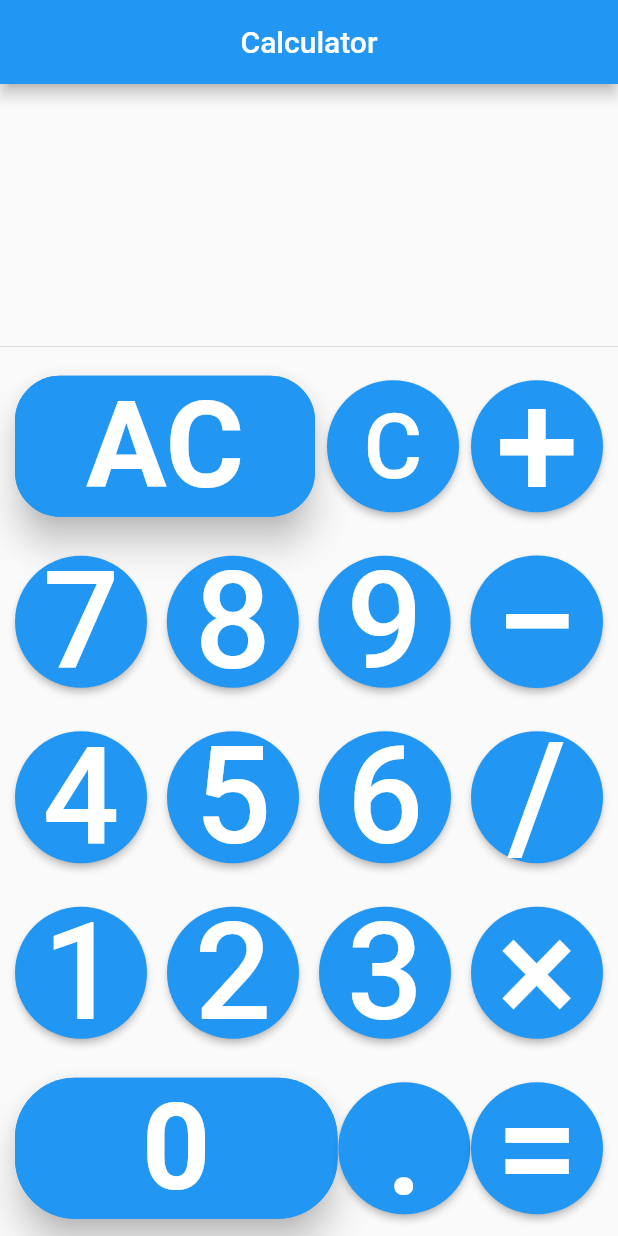
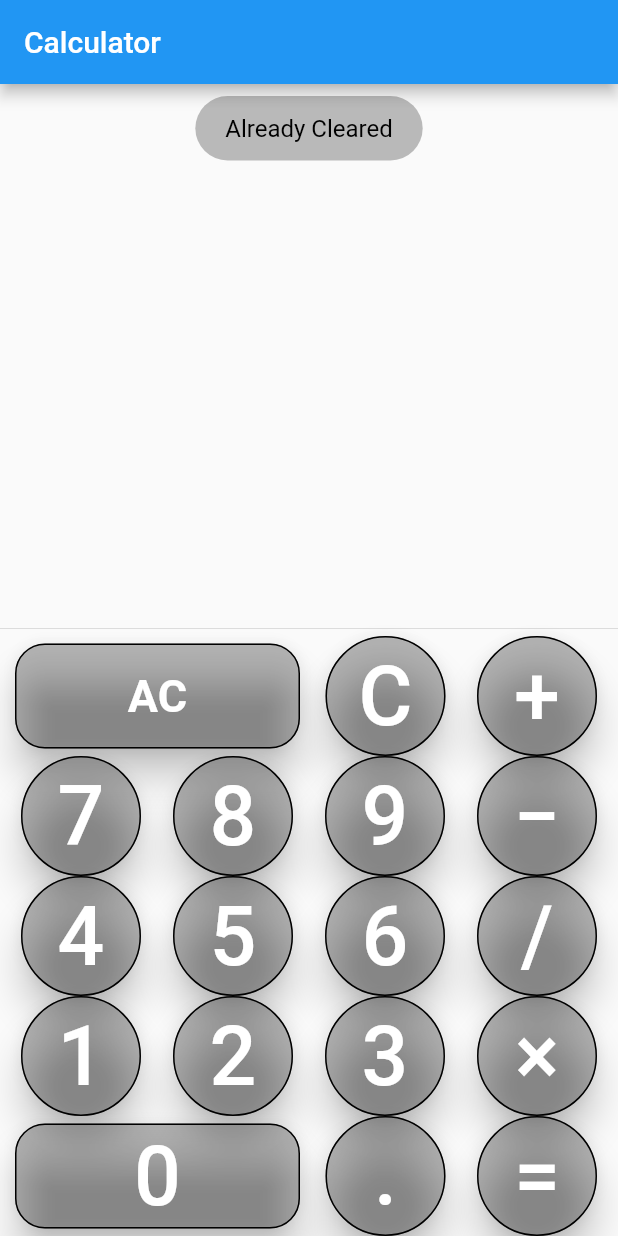
Before and after one commit to vishwajeetbharti/calculator, a Flutter app: the screen it shows after launch, after a tap on "AC", on a phone screen of 412 x 824 dp. Run offline on Flutter 3.47's test engine with Material 2 defaults, Android fonts, the phone set to English and light mode, and no system bars; our stand-ins replace flutter_switch, fluttertoast, sizer.

Commit message:
UI modification

```diff
--- a/lib/main.dart
+++ b/lib/main.dart
@@ -1,6 +1,8 @@
 import 'package:flutter/cupertino.dart';
 import 'package:flutter/material.dart';
 import 'package:fluttertoast/fluttertoast.dart';
+import 'package:sizer/sizer.dart';
+import 'package:flutter_switch/flutter_switch.dart';
 void main() {
   runApp(MyApp());
 }
@@ -9,6 +11,8 @@ class MyApp extends StatelessWidget {
   // This widget is the root of your application.
   @override
   Widget build(BuildContext context) {
+    return Sizer(
+      builder: (context,orientation,deviceType){
         return MaterialApp(
           debugShowCheckedModeBanner: false,
           title: 'Calculator',
@@ -17,6 +21,8 @@ class MyApp extends StatelessWidget {
             visualDensity: VisualDensity.adaptivePlatformDensity,
           ),
           home: MyHomePage(),
+        );
+      }
     );
   }
 }
@@ -40,16 +46,16 @@ class _MyHomePageState extends State<MyHomePage> {
   bool operatorButton = false;
   @override
   Widget build(BuildContext context) {
-
+    return Sizer(
+      builder: (context,orientation,deviceType) {
         return Scaffold(
           appBar: AppBar(
-        centerTitle: true,
               title: Text('Calculator'),
           ),
           body: Column(
             crossAxisAlignment: CrossAxisAlignment.end,
             children: <Widget>[
-          Spacer(),
+              Spacer(flex:1),
               Container(
 
                 child: Text(
@@ -63,79 +69,103 @@ class _MyHomePageState extends State<MyHomePage> {
                 ),
               ),
 
-          Divider(),
+              Divider(
+                height: 10,
+              ),
               Padding(
                 padding: EdgeInsets.only(left: 10.0, right: 10.0),
                 child: Row(
                   mainAxisAlignment: MainAxisAlignment.spaceBetween,
                   children: [
                     ButtonTheme(
-                  minWidth: 200.0,
+                      minWidth: 190.0,
                       height: (70),
                       shape: RoundedRectangleBorder(
-                      borderRadius: BorderRadius.circular(30.0),
-                      side: BorderSide(color: Colors.blue)),
+                          borderRadius: BorderRadius.circular(20.0),
+                          side: BorderSide(color: Colors.black)),
                       child: RaisedButton(
                         elevation: 10.0,
                         hoverColor: Colors.green,
-                    color: Colors.blue,
+                        color: Colors.black26,
                         child: Text(
                           "AC",
                           style: TextStyle(
-                          fontSize: (80),
+                              fontSize: (30),
                               color: Colors.white,
                               fontWeight: FontWeight.bold),
                         ),
                         onPressed: () {
-                      setState((){
-                        value2=0;
-                        value1=0;
-                        Result='';
-                        Finalresult=0;
-                        opr='';
-                        preopr='';
-                        userInput=' ';
+                          setState(() {
+                            value2 = 0;
+                            value1 = 0;
+                            Result = '';
+                            Finalresult = 0;
+                            opr = '';
+                            preopr = '';
+                            userInput = ' ';
                           });
+                          if (userInput == ' ') {
+                            Fluttertoast.showToast(
+                                msg: "Already Cleared",
+                                toastLength: Toast.LENGTH_SHORT,
+                                gravity: ToastGravity.TOP,
+                                timeInSecForIosWeb: 3,
+                                backgroundColor: Colors.black26,
+                                textColor: Colors.black,
+                                fontSize: 16.0
+                            );
+                          }
                         },
                       ),
                     ),
                     RaisedButton(
-                  padding: EdgeInsets.all(15),
+                      padding: EdgeInsets.all(8),
                       onPressed: () {
-                    if(userInput!=null){
+                        if (userInput == '') {
+                          Fluttertoast.showToast(
+                              msg: "All Cleared",
+                              toastLength: Toast.LENGTH_SHORT,
+                              gravity: ToastGravity.TOP,
+                              timeInSecForIosWeb: 3,
+                              backgroundColor: Colors.black26,
+                              textColor: Colors.black,
+                              fontSize: 16.0
+                          );
+                        }
+                        else {
                           String s = userInput.toString();
-                      s = s.substring(0,s.length-1);
-                      Result=s;
-                      setState((){
-                        userInput=s;
+                          s = s.substring(0, s.length - 1);
+                          Result = s;
+                          setState(() {
+                            userInput = s;
                           });
                         }
-                    else{
-                      Fluttertoast.showToast(msg: "Cleared");
-                    }
                       },
-                  shape: CircleBorder(),
-
-                  color: Colors.blue,
+                      shape: CircleBorder(side: BorderSide(color: Colors.black)),
+                      elevation: 10,
+                      color: Colors.black26,
                       disabledColor: Colors
-                      .blue, //add this to your code            onPressed: () {},
+                          .blue,
+                      //add this to your code            onPressed: () {},
                       child: Text(
                         'C',
-                    style: TextStyle(fontSize: 60, color: Colors.white),
+                        style: TextStyle(fontSize: 55, color: Colors.white),
                       ),
                     ),
                     RaisedButton(
+                      padding: EdgeInsets.all(8),
                       onPressed: () {
                         calculation('+');
                       },
-                  shape: CircleBorder(),
-
-                  color: Colors.blue,
+                      shape: CircleBorder(side: BorderSide(color: Colors.black)),
+                      elevation: 10,
+                      color: Colors.black26,
                       disabledColor: Colors
-                      .blue, //add this to your code            onPressed: () {},
+                          .blue,
+                      //add this to your code            onPressed: () {},
                       child: Text(
                         '+',
-                    style: TextStyle(fontSize: 100, color: Colors.white),
+                        style: TextStyle(fontSize: 55, color: Colors.white),
                       ),
                     ),
                   ],
@@ -147,59 +177,72 @@ class _MyHomePageState extends State<MyHomePage> {
                   mainAxisAlignment: MainAxisAlignment.spaceBetween,
                   children: [
                     RaisedButton(
+                      padding: EdgeInsets.all(8),
                       onPressed: () {
                         calculation('7');
                       },
-                  shape: CircleBorder(),
+                      shape: CircleBorder(
+                          side: BorderSide(color: Colors.black)
 
-                  color: Colors.blue,
+                      ),
+                      elevation: 10,
+                      color: Colors.black26,
                       disabledColor: Colors
-                      .blue, //add this to your code            onPressed: () {},
+                          .blue,
+                      //add this to your code            onPressed: () {},
                       child: Text(
                         '7',
-                    style: TextStyle(fontSize: 90, color: Colors.white),
+                        style: TextStyle(fontSize: 55, color: Colors.white),
                       ),
                     ),
                     RaisedButton(
+                      padding: EdgeInsets.all(8),
                       onPressed: () {
                         calculation('8');
                       },
-                  shape: CircleBorder(),
-
-                  color: Colors.blue,
+                      shape: CircleBorder(
+                        side: BorderSide(color: Colors.black)
+                      ),
+                      elevation: 10,
+                      color: Colors.black26,
                       disabledColor: Colors
-                      .blue, //add this to your code            onPressed: () {},
+                          .blue,
+                      //add this to your code            onPressed: () {},
                       child: Text(
                         '8',
-                    style: TextStyle(fontSize: 90, color: Colors.white),
+                        style: TextStyle(fontSize: 55, color: Colors.white),
                       ),
                     ),
                     RaisedButton(
+                      padding: EdgeInsets.all(8),
                       onPressed: () {
                         calculation('9');
                       },
-                  shape: CircleBorder(),
-
-                  color: Colors.blue,
+                      shape: CircleBorder(side: BorderSide(color: Colors.black)),
+                      elevation: 10,
+                      color: Colors.black26,
                       disabledColor: Colors
-                      .blue, //add this to your code            onPressed: () {},
+                          .blue,
+                      //add this to your code            onPressed: () {},
                       child: Text(
                         '9',
-                    style: TextStyle(fontSize: 90, color: Colors.white),
+                        style: TextStyle(fontSize: 55, color: Colors.white),
                       ),
                     ),
                     RaisedButton(
+                      padding: EdgeInsets.all(8),
                       onPressed: () {
                         calculation('-');
                       },
-                  shape: CircleBorder(),
-
-                  color: Colors.blue,
+                      shape: CircleBorder(side: BorderSide(color: Colors.black)),
+                      elevation: 10,
+                      color: Colors.black26,
                       disabledColor: Colors
-                      .blue, //add this to your code            onPressed: () {},
+                          .blue,
+                      //add this to your code            onPressed: () {},
                       child: Text(
                         '−',
-                    style: TextStyle(fontSize: 100, color: Colors.white),
+                        style: TextStyle(fontSize: 55, color: Colors.white),
                       ),
                     ),
                   ],
@@ -211,58 +254,73 @@ class _MyHomePageState extends State<MyHomePage> {
                   mainAxisAlignment: MainAxisAlignment.spaceBetween,
                   children: [
                     RaisedButton(
+                      padding: EdgeInsets.all(8),
                       onPressed: () {
                         calculation('4');
                       },
-                  shape: CircleBorder(),
-
-                  color: Colors.blue,
+                      shape: CircleBorder(
+                        side: BorderSide(color: Colors.black)
+                      ),
+                      elevation: 10,
+                      color: Colors.black26,
                       disabledColor: Colors
-                      .blue, //add this to your code            onPressed: () {},
+                          .blue,
+                      //add this to your code            onPressed: () {},
                       child: Text(
                         '4',
-                    style: TextStyle(fontSize: 90, color: Colors.white),
+                        style: TextStyle(fontSize: 55, color: Colors.white),
                       ),
                     ),
                     RaisedButton(
+                      padding: EdgeInsets.all(8),
                       onPressed: () {
                         calculation('5');
                       },
-                  shape: CircleBorder(),
-
-                  color: Colors.blue,
+                      shape: CircleBorder(side: BorderSide(color: Colors.black)),
+                       elevation: 10,
+                      color: Colors.black26,
                       disabledColor: Colors
-                      .blue, //add this to your code            onPressed: () {},
+                          .blue,
+                      //add this to your code            onPressed: () {},
                       child: Text(
                         '5',
-                    style: TextStyle(fontSize: 90, color: Colors.white),
+                        style: TextStyle(fontSize: 55, color: Colors.white),
                       ),
                     ),
                     RaisedButton(
+                      padding: EdgeInsets.all(8),
                       onPressed: () {
                         calculation('6');
                       },
-                  shape: CircleBorder(),
-
-                  color: Colors.blue,
+                      shape: CircleBorder(
+                        side: BorderSide(color: Colors.black)
+                      ),
+                      elevation: 10,
+                      color: Colors.black26,
                       disabledColor: Colors
-                      .blue, //add this to your code            onPressed: () {},
+                          .blue,
+                      //add this to your code            onPressed: () {},
                       child: Text(
                         '6',
-                    style: TextStyle(fontSize: 90, color: Colors.white),
+                        style: TextStyle(fontSize: 55, color: Colors.white),
                       ),
                     ),
                     RaisedButton(
+                      padding: EdgeInsets.all(8),
                       onPressed: () {
                         calculation('/');
                       },
-                  shape: CircleBorder(),
-                  color: Colors.blue,
+                      shape: CircleBorder(
+                        side: BorderSide(color: Colors.black)
+                      ),
+                      elevation: 10,
+                      color: Colors.black26,
                       disabledColor: Colors
-                      .blue, //add this to your code            onPressed: () {},
+                          .blue,
+                      //add this to your code            onPressed: () {},
                       child: Text(
                         '/',
-                    style: TextStyle(fontSize: 100, color: Colors.white),
+                        style: TextStyle(fontSize: 55, color: Colors.white),
                       ),
                     ),
                   ],
@@ -274,58 +332,67 @@ class _MyHomePageState extends State<MyHomePage> {
                   mainAxisAlignment: MainAxisAlignment.spaceBetween,
                   children: [
                     RaisedButton(
+                      padding: EdgeInsets.all(8),
                       onPressed: () {
                         calculation('1');
                       },
-                  shape: CircleBorder(),
-
-                  color: Colors.blue,
+                      shape: CircleBorder(side:BorderSide(color: Colors.black)),
+                      elevation: 10,
+                      color: Colors.black26,
                       disabledColor: Colors
-                      .blue, //add this to your code            onPressed: () {},
+                          .blue,
+                      //add this to your code            onPressed: () {},
                       child: Text(
                         '1',
-                    style: TextStyle(fontSize: 90, color: Colors.white),
+                        style: TextStyle(fontSize: 55, color: Colors.white),
                       ),
                     ),
                     RaisedButton(
+                      padding: EdgeInsets.all(8),
                       onPressed: () {
                         calculation('2');
                       },
-                  shape: CircleBorder(),
-
-                  color: Colors.blue,
+                      shape: CircleBorder(side: BorderSide(color: Colors.black)),
+                      elevation: 10,
+                      color: Colors.black26,
                       disabledColor: Colors
-                      .blue, //add this to your code            onPressed: () {},
+                          .blue,
+                      //add this to your code            onPressed: () {},
                       child: Text(
                         '2',
-                    style: TextStyle(fontSize: 90, color: Colors.white),
+                        style: TextStyle(fontSize: 55, color: Colors.white),
                       ),
                     ),
                     RaisedButton(
+                      padding: EdgeInsets.all(8),
                       onPressed: () {
                         calculation('3');
                       },
-                  shape: CircleBorder(),
-
-                  color: Colors.blue,
+                      shape: CircleBorder(side: BorderSide(color: Colors.black)),
+                      elevation: 10,
+                      color: Colors.black26,
                       disabledColor: Colors
-                      .blue, //add this to your code            onPressed: () {},
+                          .blue,
+                      //add this to your code            onPressed: () {},
                       child: Text(
                         '3',
-                    style: TextStyle(fontSize: 90, color: Colors.white),
+                        style: TextStyle(fontSize: 55, color: Colors.white),
                       ),
                     ),
                     RaisedButton(
+                      padding: EdgeInsets.all(8),
                       onPressed: () {
                         calculation('×');
                       },
-                  shape: CircleBorder(),
-                  color: Colors.blue,
+                      shape: CircleBorder(side: BorderSide(color: Colors.black)),
+                      elevation: 10,
+                      color: Colors.black26,
                       disabledColor: Colors
-                      .blue, //add this to your code            onPressed: () {},
+                          .blue,
+                      //add this to your code            onPressed: () {},
                       child: Text(
                         '×',
-                    style: TextStyle(fontSize: 100, color: Colors.white),
+                        style: TextStyle(fontSize: 55, color: Colors.white),
                       ),
                     ),
                   ],
@@ -337,21 +404,21 @@ class _MyHomePageState extends State<MyHomePage> {
                   mainAxisAlignment: MainAxisAlignment.spaceBetween,
                   children: [
                     ButtonTheme(
-                  minWidth: 215.0,
+                      minWidth: 190.0,
                       height: (70),
                       shape: RoundedRectangleBorder(
-                      borderRadius: BorderRadius.circular(40.0),
-                      side: BorderSide(color: Colors.blue)),
+                          borderRadius: BorderRadius.circular(20.0),
+                          side: BorderSide(color: Colors.black)),
                       child: RaisedButton(
                         elevation: 10.0,
                         hoverColor: Colors.green,
-                    color: Colors.blue,
+                        color: Colors.black26,
                         child: Text(
                           "0",
                           style: TextStyle(
-                          fontSize: (80),
+                              fontSize: (55),
                               color: Colors.white,
-                          fontWeight: FontWeight.bold),
+                          ),
                         ),
                         onPressed: () {
                           calculation('0');
@@ -359,29 +426,35 @@ class _MyHomePageState extends State<MyHomePage> {
                       ),
                     ),
                     RaisedButton(
+                      padding: EdgeInsets.all(8),
                       onPressed: () {
                         calculation('.');
                       },
-                  shape: CircleBorder(),
-
-                  color: Colors.blue,
+                      shape: CircleBorder(side: BorderSide(color: Colors.black)),
+                      elevation: 10,
+                      color: Colors.black26,
                       disabledColor: Colors
-                      .blue, //add this to your code            onPressed: () {},
+                          .blue,
+                      //add this to your code            onPressed: () {},
                       child: Text(
                         '.',
-                    style: TextStyle(fontSize: 90, color: Colors.white),
+                        style: TextStyle(fontSize: 55, color: Colors.white),
                       ),
                     ),
                     RaisedButton(
+                      padding: EdgeInsets.all(8),
                       onPressed: () {
                         calculation('=');
                       },
-                  shape: CircleBorder(),
-                  color: Colors.blue,
+                      shape: CircleBorder(
+                        side: BorderSide(color: Colors.black)
+                      ),
+                      elevation: 10,
+                      color: Colors.black26,
                       disabledColor: Colors.blue,
                       child: Text(
                         '=',
-                    style: TextStyle(fontSize: 100, color: Colors.white),
+                        style: TextStyle(fontSize: 55, color: Colors.white),
                       ),
                     ),
                   ],
@@ -397,6 +470,8 @@ class _MyHomePageState extends State<MyHomePage> {
               // )
             ],
           ),
+        );
+      }
       );
   }
   //Calculator logic
--- a/pubspec.yaml
+++ b/pubspec.yaml
@@ -21,17 +21,17 @@ environment:
   sdk: ">=2.7.0 <3.0.0"
 
 dependencies:
-
-  fluttertoast: ^8.0.9
+  fluttertoast: ^8.0.2
   flutter:
     sdk: flutter
     # add this line to your dependencies
 
 
-
   # The following adds the Cupertino Icons font to your application.
   # Use with the CupertinoIcons class for iOS style icons.
   cupertino_icons: ^1.0.0
+  sizer: ^2.0.15
+  flutter_switch: ^0.3.2
 
 dev_dependencies:
   flutter_test:
```
Also changed, not shown: pubspec.lock, 2 other files. Lines whose indentation alone changed are shown as unchanged.
